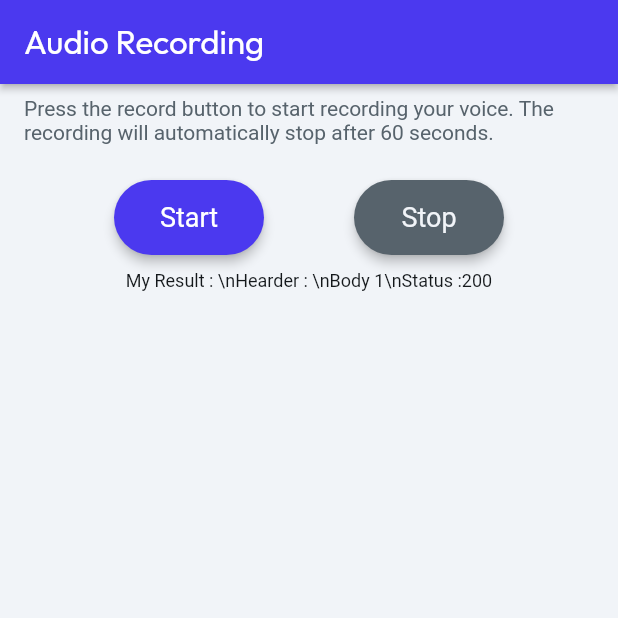
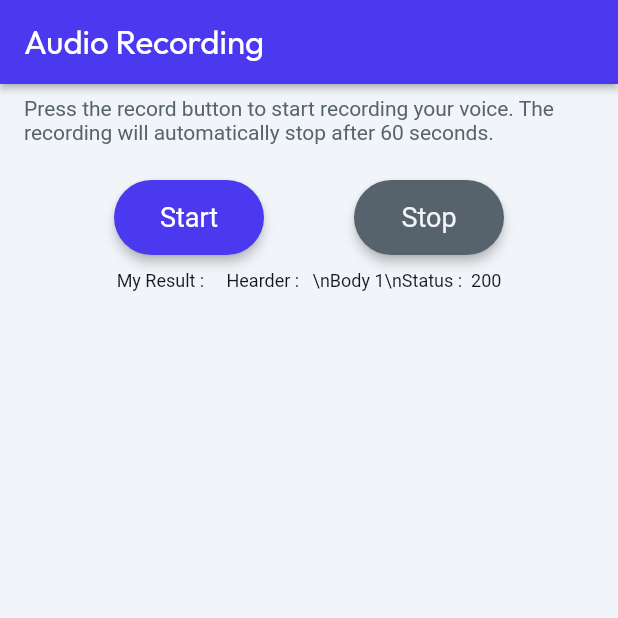
Before and after one commit to mamadouramadan723/Learn_English, a Flutter app: the screen it shows after launch, on a phone screen of 412 x 824 dp, the top half of it. Run offline on Flutter 3.47's test engine with Material 2 defaults, Android fonts, the phone set to English and light mode, and no system bars; drawn by our look-alikes of auto_size_text; our stand-ins replace assets_audio_player, equatable, flutter_animate, font_awesome_flutter, from_css_color, go_router and 5 more; missing offline and left inert: json_path, mime_type, record; Roboto replaces fonts that are missing (Readex Pro).

Commit message:
Updating to latest FlutterFlow output.

```diff
--- a/lib/backend/api_requests/api_calls.dart
+++ b/lib/backend/api_requests/api_calls.dart
@@ -19,7 +19,8 @@ class SpeechAPIGroup {
 
 class Test1Call {
   Future<ApiCallResponse> call({
-    String? pronunciationAssessment = '',
+    String? pronunciationAssessment =
+        'ewogICJSZWZlcmVuY2VUZXh0IjogIkhvdyBkbyBJIHJ1biB0aGlzIHByb2dyYW0iLAogICJHcmFkaW5nU3lzdGVtIjogIkh1bmRyZWRNYXJrIiwKICAiRGltZW5zaW9uIjogIkNvbXByZWhlbnNpdmUiCn0=',
     String? granularity = '',
     String? language = '',
     String? format = '',
@@ -36,6 +37,7 @@ class Test1Call {
         'Pronunciation-Assessment': '${pronunciationAssessment}',
         'Granularity': '${granularity}',
         'content-type': 'audio/wav',
+        'Ocp-Apim-Subscription-Key': '0e415183127541a48763789785c3dbe4',
       },
       params: {
         'audio': audio,
--- a/lib/pages/home_page/home_page_widget.dart
+++ b/lib/pages/home_page/home_page_widget.dart
@@ -346,7 +346,7 @@ class _HomePageWidgetState extends State<HomePageWidget>
                           padding: EdgeInsetsDirectional.fromSTEB(
                               0.0, 10.0, 0.0, 0.0),
                           child: Text(
-                            'My Result : \\nHearder : ${(_model.apiResultowq?.getHeader('Header : ') ?? '')}\\nBody 1${(_model.apiResultowq?.bodyText ?? '')}\\nStatus :${(_model.apiResultowq?.statusCode ?? 200).toString()}',
+                            'My Result :     Hearder :   ${(_model.apiResultowq?.getHeader('Header : ') ?? '')}\\nBody 1${(_model.apiResultowq?.bodyText ?? '')}\\nStatus :  ${(_model.apiResultowq?.statusCode ?? 200).toString()}',
                             style: FlutterFlowTheme.of(context).bodyMedium,
                           ),
                         ),
```
